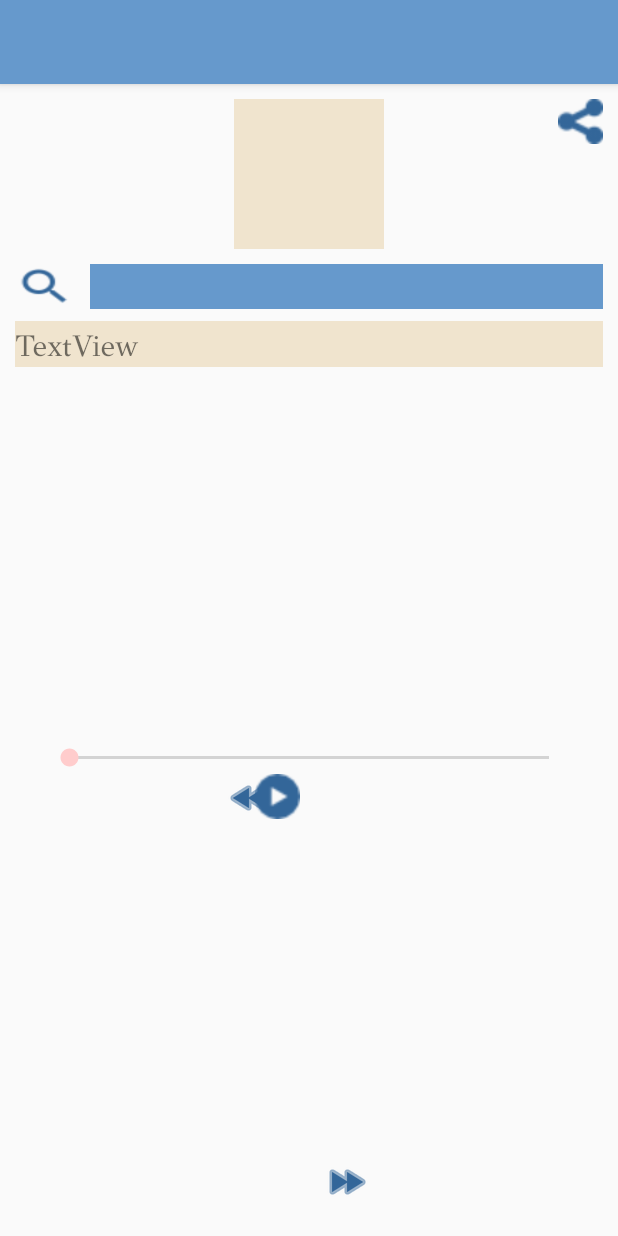
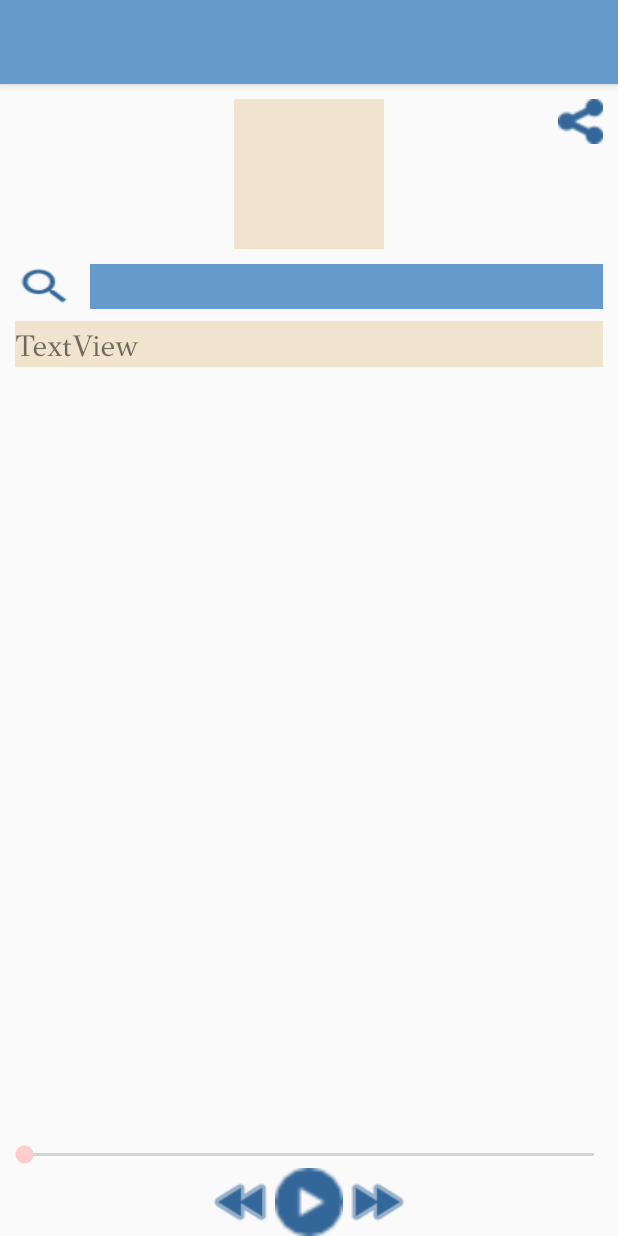
Before and after one commit to Finansal-BT-Projesi/Stenbo, an Android app: the StoryActivity screen opened directly, with no data from a screen before it, on a phone screen of 412 x 824 dp. Run offline under Robolectric (Android 15) with nearby library versions, the light colour scheme and no system bars; our stand-ins replace Firebase (no records; nobody signed in at launch, a user with empty details on screens opened directly); pictures from the network do not load; 2 statements that could not run were skipped.

Commit message:
Media player tasarımı yapıldı

```diff
--- a/app/build.gradle
+++ b/app/build.gradle
@@ -34,10 +34,13 @@ dependencies {
     compile 'com.android.support:recyclerview-v7:25.3.1'
     compile 'com.google.firebase:firebase-storage:10.0.1'
     compile 'com.google.firebase:firebase-auth:10.0.1'
+
+    compile 'com.google.android.gms:play-services:10.0.1'
     testCompile 'junit:junit:4.12'
 }
 
 
 
 
+
 apply plugin: 'com.google.gms.google-services'
--- a/app/src/main/res/layout/activity_story.xml
+++ b/app/src/main/res/layout/activity_story.xml
@@ -85,50 +85,54 @@
 
  </ScrollView>
 
+
+ <RelativeLayout
+     android:id="@+id/InnerRelativeLayout"
+     android:layout_width="wrap_content"
+     android:layout_height="wrap_content"
+     android:layout_alignParentBottom="true">
+
+
   <ImageButton
       android:id="@+id/forward"
-     android:layout_width="wrap_content"
-     android:layout_height="wrap_content"
-     android:layout_alignParentBottom="true"
-     android:layout_alignParentLeft="true"
-     android:layout_marginBottom="20dp"
-     android:layout_marginLeft="215dp"
+      android:layout_width="45dp"
+      android:layout_height="45dp"
+      android:layout_toRightOf="@id/button3"
+      android:background="@android:drawable/ic_media_ff"
+      android:backgroundTint="@color/colorPrimaryDark"
       android:onClick="onClickforward"
-     android:backgroundTint="@color/colorPrimaryDark"
-     android:background="@android:drawable/ic_media_ff" />
+      android:layout_below="@id/seekBar1"/>
 
   <ImageButton
       android:id="@+id/rewind"
-     android:layout_width="wrap_content"
-     android:layout_height="wrap_content"
-     android:layout_alignParentRight="true"
-     android:layout_marginTop="460dp"
-     android:layout_marginRight="230dp"
+      android:layout_width="45dp"
+      android:layout_height="45dp"
+      android:layout_toLeftOf="@id/button3"
+      android:background="@android:drawable/ic_media_rew"
+      android:backgroundTint="@color/colorPrimaryDark"
       android:onClick="onClickrewind"
-     android:background="@android:drawable/ic_media_rew"
-     android:backgroundTint="@color/colorPrimaryDark"/>
+      android:layout_below="@id/seekBar1"/>
 
   <Button
       android:id="@+id/button3"
-     android:layout_width="30dp"
-     android:layout_height="30dp"
-     android:layout_marginTop="460dp"
-     android:layout_marginLeft="170dp"
+      android:layout_width="45dp"
+      android:layout_height="45dp"
+android:layout_centerHorizontal="true"
       android:background="@drawable/play"
+      android:backgroundTint="@color/colorPrimaryDark"
       android:onClick="onClickplay"
-     android:backgroundTint="@color/colorPrimaryDark" />
+      android:layout_below="@id/seekBar1"/>
 
 
   <SeekBar
       android:id="@+id/seekBar1"
       android:layout_width="match_parent"
       android:layout_height="wrap_content"
-     android:layout_marginTop="440dp"
-     android:layout_marginLeft="30dp"
-     android:layout_marginRight="30dp"/>
 
 
+      />
 
+ </RelativeLayout>
 
 
 </RelativeLayout>
--- a/build.gradle
+++ b/build.gradle
@@ -7,10 +7,8 @@ buildscript {
     }
     dependencies {
         classpath 'com.android.tools.build:gradle:3.0.1'
+        classpath 'com.google.gms:google-services:3.0.0'
 
-        // NOTE: Do not place your application dependencies here; they belong
-        // in the individual module build.gradle files
-        classpath 'com.google.gms:google-services:3.0.0'
     }
 }
 
```
Lines whose indentation alone changed are shown as unchanged.
